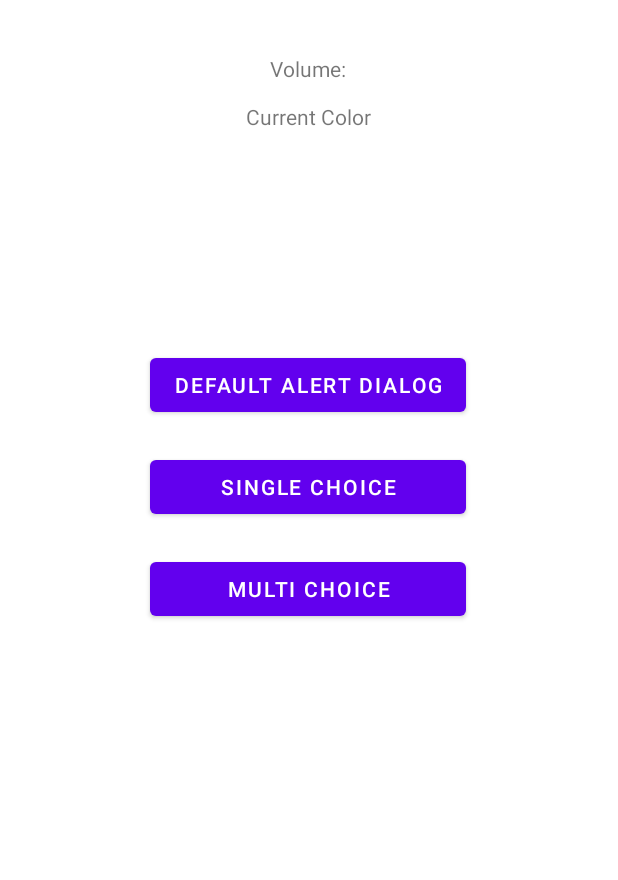
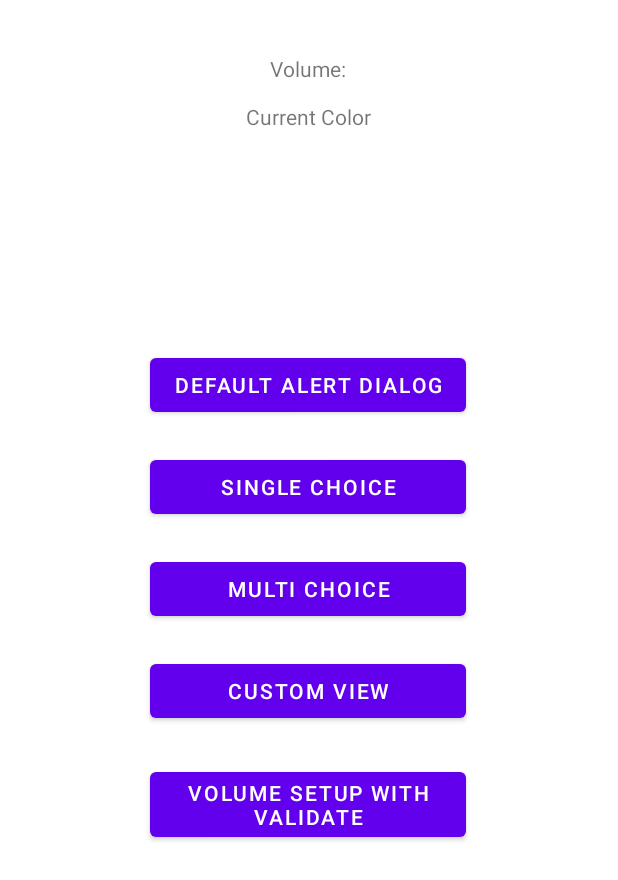
Before and after one commit to JonikBoltaev/AndroidLearn, an Android app: the layout activity_main.xml on its own in the app's theme, with its tools: preview values and no code run, on a phone screen of 412 x 824 dp. Shown: the top 880 px of the screen. Run offline under Robolectric (Android 15) with nearby library versions, the phone set to English and light mode, and no system bars.

Commit message:
AlertDialog part 2 (Custom Alert dialogs)

```diff
--- a/app/src/main/res/layout/activity_main.xml
+++ b/app/src/main/res/layout/activity_main.xml
@@ -1,6 +1,7 @@
 <?xml version="1.0" encoding="utf-8"?>
 <androidx.constraintlayout.widget.ConstraintLayout xmlns:android="http://schemas.android.com/apk/res/android"
     xmlns:app="http://schemas.android.com/apk/res-auto"
+    xmlns:tools="http://schemas.android.com/tools"
     android:layout_width="match_parent"
     android:layout_height="match_parent">
 
@@ -58,4 +59,25 @@
         app:layout_constraintHorizontal_bias="0.503"
         app:layout_constraintStart_toStartOf="@+id/btn_default_dialog"
         app:layout_constraintTop_toTopOf="parent" />
+
+    <Button
+        android:id="@+id/btn_custom"
+        android:layout_width="0dp"
+        android:layout_height="wrap_content"
+        android:layout_marginTop="20dp"
+        android:text="@string/custom_view"
+        app:layout_constraintEnd_toEndOf="@+id/btn_multiChoice"
+        app:layout_constraintStart_toStartOf="@+id/btn_multiChoice"
+        app:layout_constraintTop_toBottomOf="@+id/btn_multiChoice" />
+
+    <Button
+        android:id="@+id/btn_validate"
+        android:layout_width="0dp"
+        android:layout_height="wrap_content"
+        android:layout_marginTop="24dp"
+        android:text="@string/volume_setup_with_validate"
+        app:layout_constraintEnd_toEndOf="@+id/btn_custom"
+        app:layout_constraintHorizontal_bias="0.0"
+        app:layout_constraintStart_toStartOf="@+id/btn_custom"
+        app:layout_constraintTop_toBottomOf="@+id/btn_custom" />
 </androidx.constraintlayout.widget.ConstraintLayout>
--- a/app/src/main/res/values/strings.xml
+++ b/app/src/main/res/values/strings.xml
@@ -9,6 +9,9 @@
     <string name="volume_description">Volume: %1$d%%</string>
     <string name="current_volume">Current Volume: %1$d%%</string>
     <string name="multi_choice">Multi choice</string>
+    <string name="custom_view">Custom view</string>
+    <string name="volume_setup_with_validate">Volume setup with validate</string>
+    <string name="enter_volume">Enter volume</string>
     <string-array name="colors">
         <item>Red</item>
         <item>Green</item>
```
Also changed, not shown: app/src/main/java/ru/jonik/androidlearn/MainActivity.kt (+71 -0 lines), app/src/main/res/layout/custom_volume_dialog.xml (added, +16 -0 lines), app/src/main/res/layout/custom_volume_validate.xml (added, +18 -0 lines).
